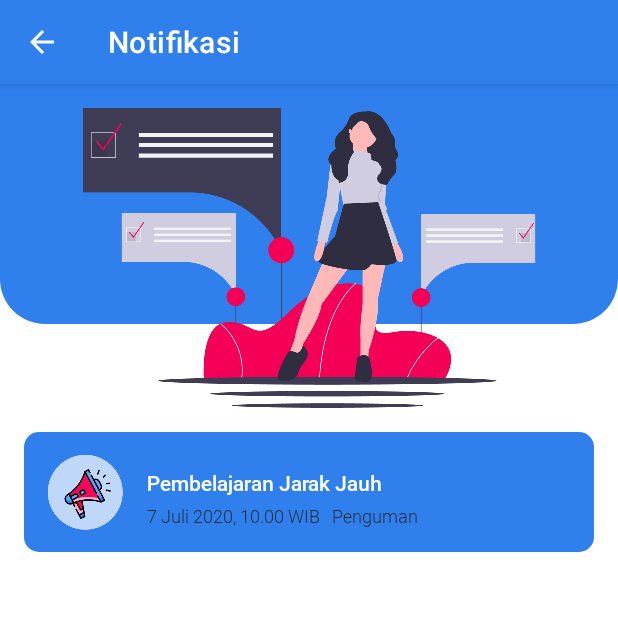
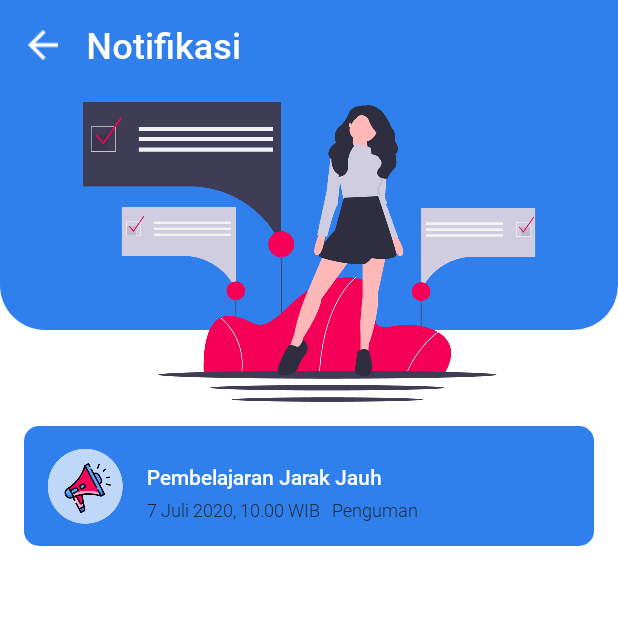
Before and after one commit to alifandartaa/KiddleApp, an Android app: the Notifikasi screen opened directly, with no data from a screen before it, on a phone screen of 412 x 824 dp, the top half of it. Run offline under Robolectric (Android 15) with nearby library versions, the phone set to English and light mode, and no system bars.

Commit message:
menambahkan fungsi back button dan mengganti app bar
app bar diganti dengan view manual karena terdapat garis pemisah (padahal elevation sudah 0dp)

```diff
--- a/app/src/main/java/com/example/kiddleapp/Notifikasi.kt
+++ b/app/src/main/java/com/example/kiddleapp/Notifikasi.kt
@@ -2,6 +2,8 @@ package com.example.kiddleapp
 
 import androidx.appcompat.app.AppCompatActivity
 import android.os.Bundle
+import android.view.View
+import android.widget.Toast
 import androidx.recyclerview.widget.LinearLayoutManager
 import com.example.kiddleapp.adapter.Adapter_Notifikasi
 import com.example.kiddleapp.model.Model_Notifikasi
@@ -9,20 +11,31 @@ import kotlinx.android.synthetic.main.activity_notifikasi.*
 
 class Notifikasi : AppCompatActivity() {
 
+    //untuk menyimpan notifikasi
     private var notifikasi = ArrayList<Model_Notifikasi>()
 
     override fun onCreate(savedInstanceState: Bundle?) {
         super.onCreate(savedInstanceState)
         setContentView(R.layout.activity_notifikasi)
 
+        //recyclerView dengan linear layout
         rv_notifikasi.layoutManager = LinearLayoutManager(this, LinearLayoutManager.HORIZONTAL, false)
+
+        //mengkosongkan isi arraylist
         notifikasi.clear()
 
+        //bisa diganti dengan data dari firebase
         val notif = Model_Notifikasi("Pembelajaran Jarak Jauh", R.drawable.notif, "7 Juli 2020, 10.00 WIB", "Penguman")
         notifikasi.add(notif)
 
+        //agar notifikasi dapat di-click sekaligus mengisi adapter dengan data di arraylist tadi
         rv_notifikasi.adapter = Adapter_Notifikasi(notifikasi){
+            Toast.makeText(this, "Clicked", Toast.LENGTH_SHORT).show()
+        }
 
+        //intent untuk kembali ke halaman sebelumnya
+        img_back_notifikasi.setOnClickListener {
+            onBackPressed()
         }
 
     }
--- a/app/src/main/java/com/example/kiddleapp/adapter/Adapter_Notifikasi.kt
+++ b/app/src/main/java/com/example/kiddleapp/adapter/Adapter_Notifikasi.kt
@@ -14,6 +14,7 @@ class Adapter_Notifikasi(private var data:List<Model_Notifikasi>, private val li
 
     lateinit var contextAdapter:Context
 
+    //assign value dari model ke xml
     class ViewHolder(view: View): RecyclerView.ViewHolder(view) {
         private val img_icon:ImageView = view.findViewById(R.id.img_icon_notifikasi)
         private val tv_judul:TextView = view.findViewById(R.id.tv_judul_notifikasi)
--- a/app/src/main/java/com/example/kiddleapp/fragment/Fragment_Beranda.kt
+++ b/app/src/main/java/com/example/kiddleapp/fragment/Fragment_Beranda.kt
@@ -17,8 +17,10 @@ import kotlinx.android.synthetic.main.fragment_beranda.*
 
 class Fragment_Beranda : Fragment() {
 
+    //tempat menaruh image pada carousel
     var sampleImages = intArrayOf(R.drawable.slide_1, R.drawable.slide_2)
 
+    //assign gambar ke xml
     var imageListener: ImageListener = object : ImageListener {
         override fun setImageForPosition(position: Int, imageView: ImageView) {
             // You can use Glide or Picasso here
@@ -27,18 +29,11 @@ class Fragment_Beranda : Fragment() {
         }
     }
 
+    //jika gambar di carousel di-click bisa diganti menjadi intent
     var clickListener: ImageClickListener = object :ImageClickListener {
         override fun onClick(position: Int) {
             Toast.makeText(activity, "Clicked $position", Toast.LENGTH_SHORT).show()
         }
-
-    }
-
-    var notifListener:View.OnClickListener = object : View.OnClickListener {
-        override fun onClick(v: View?) {
-            startActivity(Intent(activity, Notifikasi::class.java))
-        }
-
     }
 
     override fun onCreateView( inflater: LayoutInflater, container: ViewGroup?, savedInstanceState: Bundle?): View? {
@@ -48,10 +43,16 @@ class Fragment_Beranda : Fragment() {
     override fun onActivityCreated(savedInstanceState: Bundle?) {
         super.onActivityCreated(savedInstanceState)
         val carouselView = carouselView
+
+        //carousel
         carouselView.pageCount = sampleImages.size
         carouselView.setImageListener(imageListener)
         carouselView.setImageClickListener(clickListener)
-        img_notification.setOnClickListener(notifListener)
+
+        //intent ke notifikasi
+        img_notification.setOnClickListener{
+            startActivity(Intent(activity, Notifikasi::class.java))
+        }
 
     }
 }
--- a/app/src/main/java/com/example/kiddleapp/model/Model_Notifikasi.kt
+++ b/app/src/main/java/com/example/kiddleapp/model/Model_Notifikasi.kt
@@ -3,6 +3,7 @@ package com.example.kiddleapp.model
 import android.os.Parcelable
 import kotlinx.android.parcel.Parcelize
 
+//menggunakan parcelable agar bisa mengambil data sekaligus dari firebase
 @Parcelize
 data class Model_Notifikasi (
     val judul:String,
--- a/app/src/main/res/layout/activity_notifikasi.xml
+++ b/app/src/main/res/layout/activity_notifikasi.xml
@@ -1,36 +1,42 @@
 <?xml version="1.0" encoding="utf-8"?>
-<androidx.coordinatorlayout.widget.CoordinatorLayout xmlns:android="http://schemas.android.com/apk/res/android"
+<androidx.constraintlayout.widget.ConstraintLayout xmlns:android="http://schemas.android.com/apk/res/android"
     xmlns:tools="http://schemas.android.com/tools"
     xmlns:app="http://schemas.android.com/apk/res-auto"
     android:layout_width="match_parent"
-    android:layout_height="match_parent">
-
-    <com.google.android.material.appbar.AppBarLayout
-        android:layout_width="match_parent"
-        android:layout_height="wrap_content">
-
-        <com.google.android.material.appbar.MaterialToolbar
-            android:id="@+id/topAppBar"
-            style="@style/Widget.MaterialComponents.Toolbar.Primary"
-            android:layout_width="match_parent"
-            android:layout_height="?attr/actionBarSize"
-            android:elevation="0dp"
-            app:navigationIcon="@drawable/abc_vector_test"
-            app:title="Notifikasi" />
-
-    </com.google.android.material.appbar.AppBarLayout>
-
-    <androidx.core.widget.NestedScrollView
-        android:layout_width="match_parent"
-        android:layout_height="match_parent"
-
-
-        app:layout_behavior="com.google.android.material.appbar.AppBarLayout$ScrollingViewBehavior">
-
-        <androidx.constraintlayout.widget.ConstraintLayout
-            android:layout_width="match_parent"
     android:layout_height="match_parent"
     tools:context=".Notifikasi">
+
+    <RelativeLayout
+        android:id="@+id/app_bar_notifikasi"
+        android:layout_width="match_parent"
+        android:layout_height="60dp"
+        android:background="@color/colorPrimary"
+        android:paddingStart="16dp"
+        android:paddingEnd="16dp"
+        app:layout_constraintEnd_toEndOf="parent"
+        app:layout_constraintStart_toStartOf="parent"
+        app:layout_constraintTop_toTopOf="parent">
+
+        <ImageView
+            android:id="@+id/img_back_notifikasi"
+            android:layout_width="25dp"
+            android:layout_height="20dp"
+            android:layout_alignParentStart="true"
+            android:layout_centerVertical="true"
+            app:srcCompat="@drawable/ic_back" />
+
+        <TextView
+            android:id="@+id/textView11"
+            android:layout_width="wrap_content"
+            android:layout_height="wrap_content"
+            android:layout_centerVertical="true"
+            android:layout_marginStart="16dp"
+            android:layout_toEndOf="@id/img_back_notifikasi"
+            android:fontFamily="@font/roboto_medium"
+            android:text="Notifikasi"
+            android:textColor="@color/colorWhite"
+            android:textSize="24sp" />
+    </RelativeLayout>
 
     <View
         android:id="@+id/view"
@@ -39,31 +45,28 @@
         android:background="@drawable/top_blue_box"
         app:layout_constraintEnd_toEndOf="parent"
         app:layout_constraintStart_toStartOf="parent"
-                app:layout_constraintTop_toTopOf="parent" />
+        app:layout_constraintTop_toBottomOf="@+id/app_bar_notifikasi" />
 
     <ImageView
         android:id="@+id/imageView2"
         android:layout_width="wrap_content"
         android:layout_height="wrap_content"
-                android:layout_marginTop="16dp"
+        android:layout_marginTop="8dp"
         app:layout_constraintEnd_toEndOf="parent"
         app:layout_constraintStart_toStartOf="parent"
-                app:layout_constraintTop_toTopOf="parent"
+        app:layout_constraintTop_toTopOf="@+id/view"
         app:srcCompat="@drawable/ilustrasi_notif" />
 
     <androidx.recyclerview.widget.RecyclerView
         android:id="@+id/rv_notifikasi"
         android:layout_width="match_parent"
-                android:layout_height="match_parent"
+        android:layout_height="wrap_content"
         android:layout_marginStart="16dp"
         android:layout_marginTop="16dp"
         android:layout_marginEnd="16dp"
         app:layout_constraintEnd_toEndOf="parent"
         app:layout_constraintStart_toStartOf="parent"
         app:layout_constraintTop_toBottomOf="@+id/imageView2" />
-        </androidx.constraintlayout.widget.ConstraintLayout>
-
-    </androidx.core.widget.NestedScrollView>
 
 
-</androidx.coordinatorlayout.widget.CoordinatorLayout>
+</androidx.constraintlayout.widget.ConstraintLayout>
```
Also changed, not shown: app/src/main/java/com/example/kiddleapp/MainActivity.kt (+5 -2 lines), app/src/main/res/drawable-hdpi/ic_back.png (added), app/src/main/res/drawable-mdpi/ic_back.png (added), app/src/main/res/drawable-xhdpi/ic_back.png (added), app/src/main/res/drawable-xxhdpi/ic_back.png (added), app/src/main/res/drawable-xxxhdpi/ic_back.png (added). Lines whose indentation alone changed are shown as unchanged.
